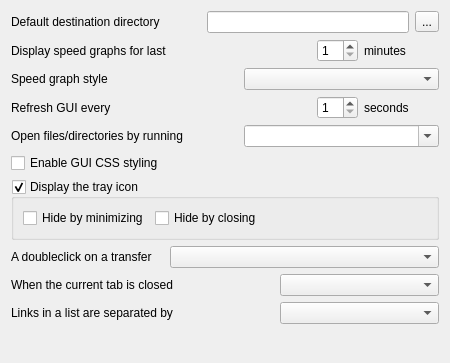
Qt form src/SettingsGeneralForm.ui (LubosD/fatrat) before a commit.
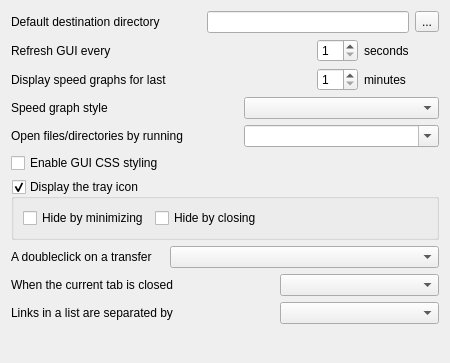
The same form after that commit.

Commit message: Exchanged the positions of some widgets in the settings dialog

What changed in the file:
```diff
--- a/src/SettingsGeneralForm.ui
+++ b/src/SettingsGeneralForm.ui
@@ -30,35 +30,14 @@
      </property>
     </widget>
    </item>
-   <item row="1" column="0" colspan="5" >
-    <widget class="QLabel" name="label_9" >
-     <property name="text" >
-      <string>Display speed graphs for last</string>
-     </property>
-    </widget>
-   </item>
-   <item row="1" column="5" >
-    <widget class="QSpinBox" name="spinGraphMinutes" >
-     <property name="minimum" >
-      <number>1</number>
-     </property>
-    </widget>
-   </item>
-   <item row="1" column="6" >
-    <widget class="QLabel" name="label_10" >
-     <property name="text" >
-      <string comment="last X minutes" >minutes</string>
-     </property>
-    </widget>
-   </item>
-   <item row="3" column="0" >
+   <item row="1" column="0" >
     <widget class="QLabel" name="label_5" >
      <property name="text" >
       <string>Refresh GUI every</string>
      </property>
     </widget>
    </item>
-   <item row="3" column="5" >
+   <item row="1" column="5" >
     <widget class="QSpinBox" name="spinRefreshGUI" >
      <property name="minimum" >
       <number>1</number>
@@ -68,13 +47,44 @@
      </property>
     </widget>
    </item>
-   <item row="3" column="6" >
+   <item row="1" column="6" >
     <widget class="QLabel" name="label_6" >
      <property name="text" >
       <string comment="every X seconds" >seconds</string>
      </property>
     </widget>
    </item>
+   <item row="2" column="0" colspan="5" >
+    <widget class="QLabel" name="label_9" >
+     <property name="text" >
+      <string>Display speed graphs for last</string>
+     </property>
+    </widget>
+   </item>
+   <item row="2" column="5" >
+    <widget class="QSpinBox" name="spinGraphMinutes" >
+     <property name="minimum" >
+      <number>1</number>
+     </property>
+    </widget>
+   </item>
+   <item row="2" column="6" >
+    <widget class="QLabel" name="label_10" >
+     <property name="text" >
+      <string comment="last X minutes" >minutes</string>
+     </property>
+    </widget>
+   </item>
+   <item row="3" column="0" >
+    <widget class="QLabel" name="label_7" >
+     <property name="text" >
+      <string>Speed graph style</string>
+     </property>
+    </widget>
+   </item>
+   <item row="3" column="3" colspan="5" >
+    <widget class="QComboBox" name="comboGraphStyle" />
+   </item>
    <item row="4" column="0" colspan="3" >
     <widget class="QLabel" name="label_11" >
      <property name="text" >
@@ -178,16 +188,6 @@
      </property>
     </spacer>
    </item>
-   <item row="2" column="0" >
-    <widget class="QLabel" name="label_7" >
-     <property name="text" >
-      <string>Speed graph style</string>
-     </property>
-    </widget>
-   </item>
-   <item row="2" column="3" colspan="5" >
-    <widget class="QComboBox" name="comboGraphStyle" />
-   </item>
   </layout>
  </widget>
  <tabstops>
```
